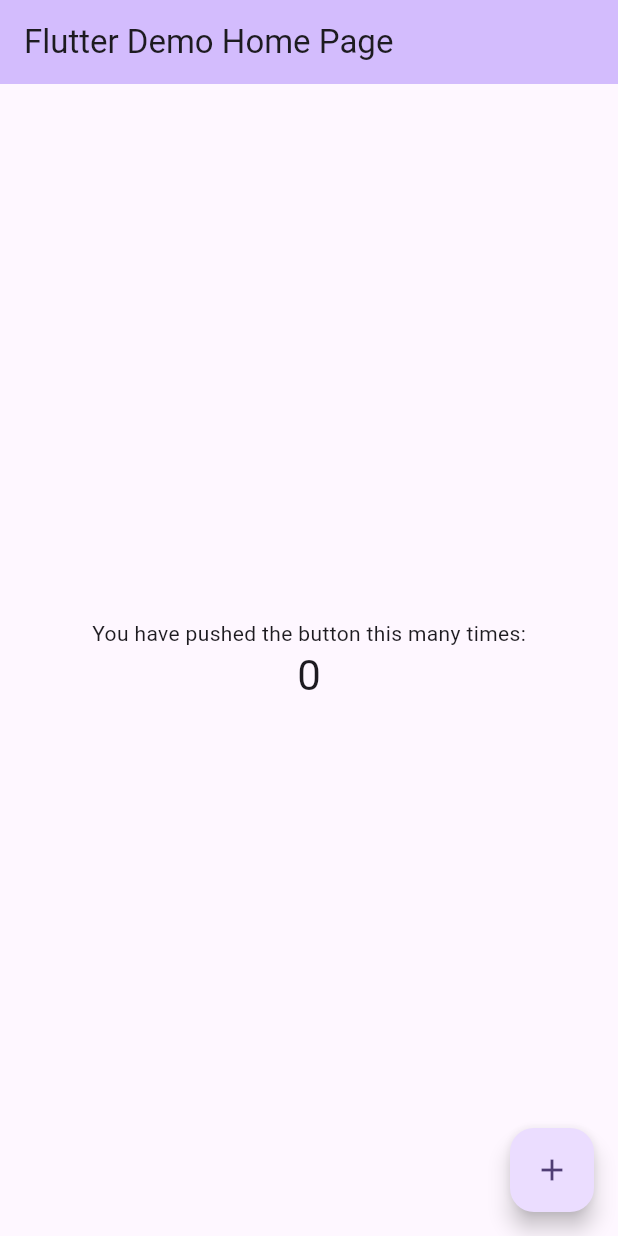
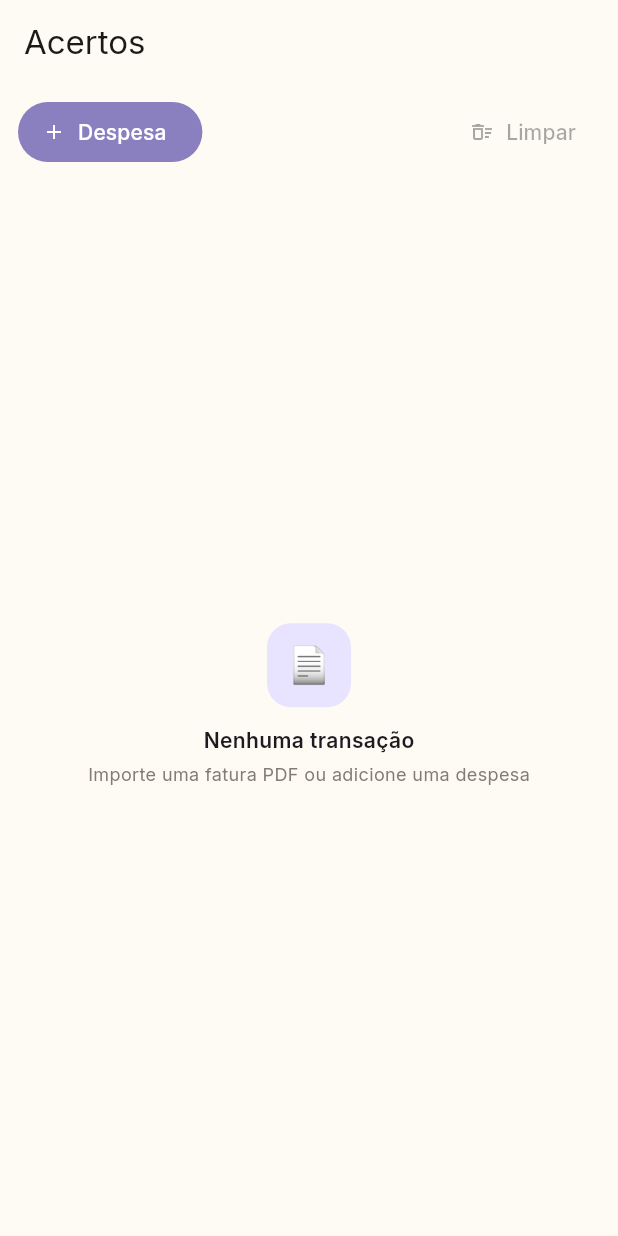
Before and after one commit to douglasagertt/acertos_mobile, a Flutter app: the screen it shows after launch, on a phone screen of 412 x 824 dp. Run offline on Flutter 3.47's test engine with Material 3 defaults, Android fonts, the phone set to English and light mode, and no system bars; our stand-ins replace flutter_riverpod, google_fonts.

Commit message:
feat: build the transaction list screen (Phase 1 step 4)
Card-based transaction list (mobile-appropriate instead of a literal
table port), the add-expense dialog, and per-row owner/shared/obs
editing with delete and drag-to-reorder. Riverpod NotifierProvider
holds session state; owner<->shared auto-sync logic is ported as
pure functions mirroring TransactionTable.tsx's handleOwnerChange/
handleSharedChange, with unit tests. Adds a minimal Material 3 theme
(lavender/sage/cream, Inter) needed for owner row colors.

Verified against the real compiled Linux desktop binary via
screenshots (not just widget tests) — caught a real gap this way:
the installment field wasn't rendered anywhere in the row. Fixed,
with a regression test.

Co-Authored-By: Claude Sonnet 5 <noreply@anthropic.com>

```diff
--- /dev/null
+++ b/lib/core/theme/app_theme.dart
@@ -0,0 +1,76 @@
+import 'package:flutter/material.dart';
+import 'package:google_fonts/google_fonts.dart';
+
+import '../../shared/models/owner.dart';
+
+/// Row colors per owner, ported from `rowColors()` in
+/// acertos/web/src/types/index.ts. Bruna = lavender, Douglas = sage — this
+/// is the mapping confirmed against the actual web implementation (the
+/// inline comments inside web/tailwind.config.js's `lavender`/`sage` scales
+/// say the opposite; those comments are stale, don't trust them).
+class OwnerColors {
+  const OwnerColors({required this.bg, required this.accent, required this.text});
+
+  final Color bg;
+  final Color accent;
+  final Color text;
+}
+
+OwnerColors ownerColors(Owner owner) => switch (owner) {
+  Owner.bruna => const OwnerColors(
+    bg: Color(0xFFF2EEFF),
+    accent: Color(0xFFA898D0),
+    text: Color(0xFF8B80BF),
+  ),
+  Owner.douglas => const OwnerColors(
+    bg: Color(0xFFEDF3E8),
+    accent: Color(0xFF8AAB6A),
+    text: Color(0xFF50663F),
+  ),
+  Owner.compartilhado => const OwnerColors(
+    bg: Color(0xFFF1EBE4),
+    accent: Color(0xFFBAB3AC),
+    text: Color(0xFF564F48),
+  ),
+  Owner.ignorar => const OwnerColors(
+    bg: Color(0xFFFAF8F5),
+    accent: Color(0xFFD6CDC4),
+    text: Color(0xFF847C74),
+  ),
+};
+
+/// Brand palette, ported from acertos/web/tailwind.config.js (shared with
+/// the Entre Dois app).
+class AppColors {
+  static const cream50 = Color(0xFFFEFAF4);
+  static const cream100 = Color(0xFFF5EDDF);
+  static const cream200 = Color(0xFFEFE5D4);
+  static const cream300 = Color(0xFFD4C9B8);
+  static const lavender600 = Color(0xFF8B80BF);
+  static const lavender700 = Color(0xFF7872AE);
+  static const sage500 = Color(0xFF50663F);
+  static const charcoal800 = Color(0xFF1C1917);
+  static const charcoal500 = Color(0xFF564F48);
+  static const charcoal400 = Color(0xFF847C74);
+}
+
+class AppTheme {
+  static ThemeData light() {
+    final base = ColorScheme.fromSeed(
+      seedColor: AppColors.lavender600,
+      brightness: Brightness.light,
+      surface: AppColors.cream50,
+    );
+    return ThemeData(
+      useMaterial3: true,
+      colorScheme: base,
+      scaffoldBackgroundColor: AppColors.cream50,
+      textTheme: GoogleFonts.interTextTheme(),
+      appBarTheme: AppBarTheme(
+        backgroundColor: AppColors.cream50,
+        foregroundColor: AppColors.charcoal800,
+        elevation: 0,
+      ),
+    );
+  }
+}
--- /dev/null
+++ b/lib/features/transactions/presentation/transaction_list_screen.dart
@@ -0,0 +1,120 @@
+import 'package:flutter/material.dart';
+import 'package:flutter_riverpod/flutter_riverpod.dart';
+
+import '../../../core/theme/app_theme.dart';
+import '../providers/transactions_provider.dart';
+import 'add_expense_dialog.dart';
+import 'widgets/transaction_row_card.dart';
+
+/// Mirrors the transaction table + toolbar area of acertos/web/src/App.tsx
+/// and TransactionTable.tsx, as a mobile-appropriate card list instead of a
+/// 12-column table.
+class TransactionListScreen extends ConsumerWidget {
+  const TransactionListScreen({super.key});
+
+  @override
+  Widget build(BuildContext context, WidgetRef ref) {
+    final transactions = ref.watch(transactionsProvider);
+    final notifier = ref.read(transactionsProvider.notifier);
+
+    return Scaffold(
+      appBar: AppBar(
+        title: const Text('Acertos'),
+        centerTitle: false,
+      ),
+      body: Column(
+        children: [
+          Padding(
+            padding: const EdgeInsets.fromLTRB(12, 8, 12, 4),
+            child: Row(
+              children: [
+                FilledButton.icon(
+                  style: FilledButton.styleFrom(backgroundColor: AppColors.lavender600),
+                  onPressed: () async {
+                    final added = await showAddExpenseDialog(context);
+                    if (added != null) notifier.add(added);
+                  },
+                  icon: const Icon(Icons.add, size: 16),
+                  label: const Text('Despesa'),
+                ),
+                const Spacer(),
+                TextButton.icon(
+                  onPressed: transactions.isEmpty ? null : () => _confirmClear(context, notifier),
+                  icon: const Icon(Icons.delete_sweep_outlined, size: 16),
+                  label: const Text('Limpar'),
+                ),
+              ],
+            ),
+          ),
+          Expanded(
+            child: transactions.isEmpty
+                ? const _EmptyState()
+                : ReorderableListView.builder(
+                    buildDefaultDragHandles: false,
+                    padding: const EdgeInsets.only(bottom: 12),
+                    itemCount: transactions.length,
+                    onReorderItem: notifier.reorder,
+                    itemBuilder: (context, index) {
+                      final t = transactions[index];
+                      return TransactionRowCard(
+                        key: ValueKey(t.id),
+                        transaction: t,
+                        index: index,
+                        onUpdate: notifier.update,
+                        onDelete: notifier.remove,
+                      );
+                    },
+                  ),
+          ),
+        ],
+      ),
+    );
+  }
+
+  Future<void> _confirmClear(BuildContext context, TransactionsNotifier notifier) async {
+    final confirmed = await showDialog<bool>(
+      context: context,
+      builder: (context) => AlertDialog(
+        title: const Text('Remover todas as transações?'),
+        content: const Text('Essa ação não pode ser desfeita.'),
+        actions: [
+          TextButton(onPressed: () => Navigator.of(context).pop(false), child: const Text('Cancelar')),
+          FilledButton(onPressed: () => Navigator.of(context).pop(true), child: const Text('Remover')),
+        ],
+      ),
+    );
+    if (confirmed == true) notifier.clear();
+  }
+}
+
+class _EmptyState extends StatelessWidget {
+  const _EmptyState();
+
+  @override
+  Widget build(BuildContext context) {
+    return Center(
+      child: Column(
+        mainAxisSize: MainAxisSize.min,
+        children: [
+          Container(
+            width: 56,
+            height: 56,
+            decoration: BoxDecoration(
+              color: const Color(0xFFE8E3FF),
+              borderRadius: BorderRadius.circular(16),
+            ),
+            alignment: Alignment.center,
+            child: const Text('📄', style: TextStyle(fontSize: 24)),
+          ),
+          const SizedBox(height: 12),
+          const Text('Nenhuma transação', style: TextStyle(fontWeight: FontWeight.w600)),
+          const SizedBox(height: 4),
+          const Text(
+            'Importe uma fatura PDF ou adicione uma despesa',
+            style: TextStyle(fontSize: 12, color: AppColors.charcoal400),
+          ),
+        ],
+      ),
+    );
+  }
+}
--- a/lib/main.dart
+++ b/lib/main.dart
@@ -1,122 +1,22 @@
 import 'package:flutter/material.dart';
+import 'package:flutter_riverpod/flutter_riverpod.dart';
+
+import 'core/theme/app_theme.dart';
+import 'features/transactions/presentation/transaction_list_screen.dart';
 
 void main() {
-  runApp(const MyApp());
+  runApp(const ProviderScope(child: AcertosApp()));
 }
 
-class MyApp extends StatelessWidget {
-  const MyApp({super.key});
+class AcertosApp extends StatelessWidget {
+  const AcertosApp({super.key});
 
-  // This widget is the root of your application.
   @override
   Widget build(BuildContext context) {
     return MaterialApp(
-      title: 'Flutter Demo',
-      theme: ThemeData(
-        // This is the theme of your application.
-        //
-        // TRY THIS: Try running your application with "flutter run". You'll see
-        // the application has a purple toolbar. Then, without quitting the app,
-        // try changing the seedColor in the colorScheme below to Colors.green
-        // and then invoke "hot reload" (save your changes or press the "hot
-        // reload" button in a Flutter-supported IDE, or press "r" if you used
-        // the command line to start the app).
-        //
-        // Notice that the counter didn't reset back to zero; the application
-        // state is not lost during the reload. To reset the state, use hot
-        // restart instead.
-        //
-        // This works for code too, not just values: Most code changes can be
-        // tested with just a hot reload.
-        colorScheme: .fromSeed(seedColor: Colors.deepPurple),
-      ),
-      home: const MyHomePage(title: 'Flutter Demo Home Page'),
+      title: 'Acertos',
+      theme: AppTheme.light(),
+      home: const TransactionListScreen(),
     );
   }
 }
-
-class MyHomePage extends StatefulWidget {
-  const MyHomePage({super.key, required this.title});
-
-  // This widget is the home page of your application. It is stateful, meaning
-  // that it has a State object (defined below) that contains fields that affect
-  // how it looks.
-
-  // This class is the configuration for the state. It holds the values (in this
-  // case the title) provided by the parent (in this case the App widget) and
-  // used by the build method of the State. Fields in a Widget subclass are
-  // always marked "final".
-
-  final String title;
-
-  @override
-  State<MyHomePage> createState() => _MyHomePageState();
-}
-
-class _MyHomePageState extends State<MyHomePage> {
-  int _counter = 0;
-
-  void _incrementCounter() {
-    setState(() {
-      // This call to setState tells the Flutter framework that something has
-      // changed in this State, which causes it to rerun the build method below
-      // so that the display can reflect the updated values. If we changed
-      // _counter without calling setState(), then the build method would not be
-      // called again, and so nothing would appear to happen.
-      _counter++;
-    });
-  }
-
-  @override
-  Widget build(BuildContext context) {
-    // This method is rerun every time setState is called, for instance as done
-    // by the _incrementCounter method above.
-    //
-    // The Flutter framework has been optimized to make rerunning build methods
-    // fast, so that you can just rebuild anything that needs updating rather
-    // than having to individually change instances of widgets.
-    return Scaffold(
-      appBar: AppBar(
-        // TRY THIS: Try changing the color here to a specific color (to
-        // Colors.amber, perhaps?) and trigger a hot reload to see the AppBar
-        // change color while the other colors stay the same.
-        backgroundColor: Theme.of(context).colorScheme.inversePrimary,
-        // Here we take the value from the MyHomePage object that was created by
-        // the App.build method, and use it to set our appbar title.
-        title: Text(widget.title),
-      ),
-      body: Center(
-        // Center is a layout widget. It takes a single child and positions it
-        // in the middle of the parent.
-        child: Column(
-          // Column is also a layout widget. It takes a list of children and
-          // arranges them vertically. By default, it sizes itself to fit its
-          // children horizontally, and tries to be as tall as its parent.
-          //
-          // Column has various properties to control how it sizes itself and
-          // how it positions its children. Here we use mainAxisAlignment to
-          // center the children vertically; the main axis here is the vertical
-          // axis because Columns are vertical (the cross axis would be
-          // horizontal).
-          //
-          // TRY THIS: Invoke "debug painting" (choose the "Toggle Debug Paint"
-          // action in the IDE, or press "p" in the console), to see the
-          // wireframe for each widget.
-          mainAxisAlignment: .center,
-          children: [
-            const Text('You have pushed the button this many times:'),
-            Text(
-              '$_counter',
-              style: Theme.of(context).textTheme.headlineMedium,
-            ),
-          ],
-        ),
-      ),
-      floatingActionButton: FloatingActionButton(
-        onPressed: _incrementCounter,
-        tooltip: 'Increment',
-        child: const Icon(Icons.add),
-      ),
-    );
-  }
-}
--- a/lib/shared/utils/money.dart
+++ b/lib/shared/utils/money.dart
@@ -20,3 +20,7 @@ String formatMoney(double value) {
 
   return '${isNegative ? '-' : ''}R\$ $buffer,$decPart';
 }
+
+/// A transaction value shown as "—" when zero, matching `displayValue` in
+/// acertos/web/src/components/TransactionTable.tsx's SortableRow.
+String displayValue(double value) => value == 0 ? '—' : formatMoney(value);
--- a/pubspec.yaml
+++ b/pubspec.yaml
@@ -36,6 +36,8 @@ dependencies:
   cupertino_icons: ^1.0.8
   pdfrx: ^2.4.4
   uuid: ^4.5.3
+  flutter_riverpod: ^3.3.2
+  google_fonts: ^8.1.0
 dev_dependencies:
   flutter_test:
     sdk: flutter
```
Also changed, not shown: lib/core/constants/months_pt.dart (added, +15 -0 lines), lib/features/transactions/owner_shared_sync.dart (added, +19 -0 lines), lib/features/transactions/presentation/add_expense_dialog.dart (added, +150 -0 lines), lib/features/transactions/presentation/widgets/transaction_row_card.dart (added, +149 -0 lines), lib/features/transactions/providers/transactions_provider.dart (added, +33 -0 lines), pubspec.lock, 7 other files.
